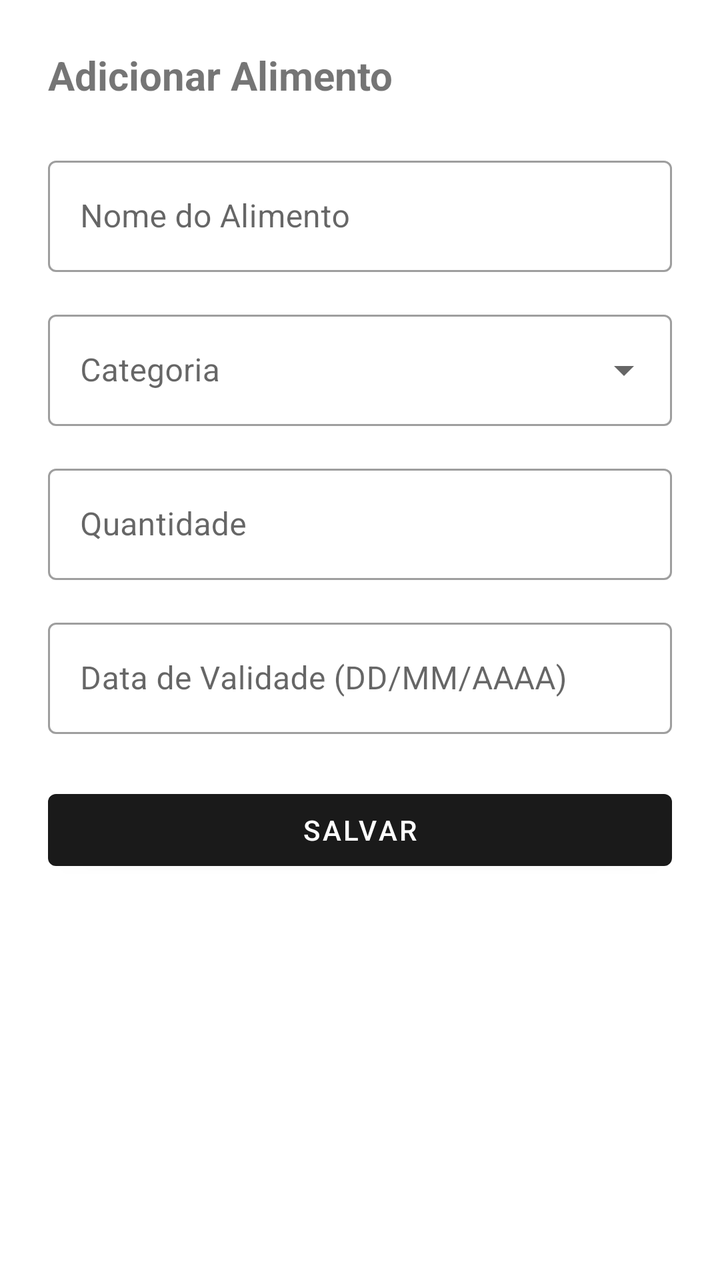
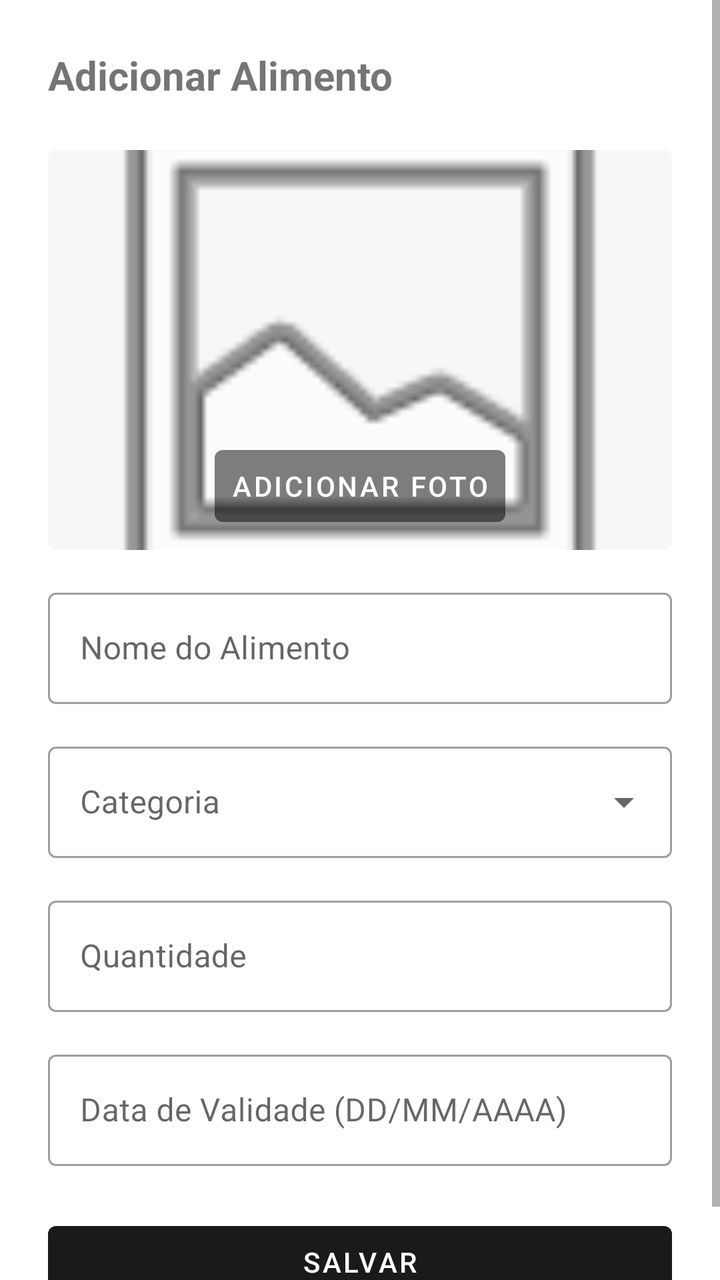

An Android layout rendered at two revisions. The XML below is the earlier revision; the diff shows what the commit changed to produce the second picture.
<!-- AndroidManifest.xml: application theme Theme.FoodGuard -->
<!-- res/layout/dialog_add_food.xml -->
<?xml version="1.0" encoding="utf-8"?>
<ScrollView xmlns:android="http://schemas.android.com/apk/res/android"
    xmlns:app="http://schemas.android.com/apk/res-auto"
    android:layout_width="match_parent"
    android:layout_height="wrap_content">

    <LinearLayout
        android:layout_width="match_parent"
        android:layout_height="wrap_content"
        android:orientation="vertical"
        android:padding="24dp">

        <TextView
            android:id="@+id/tvDialogTitle"
            android:layout_width="match_parent"
            android:layout_height="wrap_content"
            android:text="Adicionar Alimento"
            android:textSize="20sp"
            android:textStyle="bold"
            android:layout_marginBottom="24dp" />

        <com.google.android.material.textfield.TextInputLayout
            android:layout_width="match_parent"
            android:layout_height="wrap_content"
            android:hint="Nome do Alimento"
            style="@style/Widget.MaterialComponents.TextInputLayout.OutlinedBox">

            <com.google.android.material.textfield.TextInputEditText
                android:id="@+id/etFoodName"
                android:layout_width="match_parent"
                android:layout_height="wrap_content" />
        </com.google.android.material.textfield.TextInputLayout>

        <com.google.android.material.textfield.TextInputLayout
            android:id="@+id/tilCategory"
            style="@style/Widget.MaterialComponents.TextInputLayout.OutlinedBox.ExposedDropdownMenu"
            android:layout_width="match_parent"
            android:layout_height="wrap_content"
            android:layout_marginTop="16dp"
            android:hint="Categoria">

            <AutoCompleteTextView
                android:id="@+id/etCategory"
                android:layout_width="match_parent"
                android:layout_height="wrap_content"
                android:inputType="none" />
        </com.google.android.material.textfield.TextInputLayout>

        <com.google.android.material.textfield.TextInputLayout
            android:layout_width="match_parent"
            android:layout_height="wrap_content"
            android:layout_marginTop="16dp"
            android:hint="Quantidade"
            style="@style/Widget.MaterialComponents.TextInputLayout.OutlinedBox">

            <com.google.android.material.textfield.TextInputEditText
                android:id="@+id/etQuantity"
                android:layout_width="match_parent"
                android:layout_height="wrap_content" />
        </com.google.android.material.textfield.TextInputLayout>

        <com.google.android.material.textfield.TextInputLayout
            android:layout_width="match_parent"
            android:layout_height="wrap_content"
            android:layout_marginTop="16dp"
            android:hint="Data de Validade (DD/MM/AAAA)"
            style="@style/Widget.MaterialComponents.TextInputLayout.OutlinedBox">

            <com.google.android.material.textfield.TextInputEditText
                android:id="@+id/etExpirationDate"
                android:layout_width="match_parent"
                android:layout_height="wrap_content"
                android:inputType="date" />
        </com.google.android.material.textfield.TextInputLayout>

        <com.google.android.material.button.MaterialButton
            android:id="@+id/btnAdd"
            android:layout_width="match_parent"
            android:layout_height="wrap_content"
            android:layout_marginTop="24dp"
            android:text="Salvar"
            app:backgroundTint="@color/primary_black" />

    </LinearLayout>
</ScrollView>
<!-- resources referenced by this layout -->
<resources>
  <color name="primary_black">#1A1A1A</color>
  <style name="Theme.FoodGuard" parent="Base.Theme.FoodGuard" />
  <style name="Base.Theme.FoodGuard" parent="Theme.MaterialComponents.Light.NoActionBar">
          
          <item name="colorPrimary">@color/primary_black</item>
          <item name="colorPrimaryVariant">@color/black</item>
          <item name="colorOnPrimary">@color/white</item>
          
          <item name="colorSecondary">@color/secondary_black</item>
          <item name="colorSecondaryVariant">@color/black</item>
          <item name="colorOnSecondary">@color/white</item>
          
          <item name="android:statusBarColor">@color/white</item>
          <item name="android:windowLightStatusBar">true</item>
          
          <item name="android:windowBackground">@color/white</item>
      </style>
  <color name="black">#000000</color>
  <color name="white">#FFFFFF</color>
  <color name="secondary_black">#2D2D2D</color>
</resources>

<!-- the commit's change to res/layout/dialog_add_food.xml (unified diff, before → after) -->
@@ -18,6 +18,32 @@
             android:textSize="20sp"
             android:textStyle="bold"
             android:layout_marginBottom="24dp" />
+
+        <FrameLayout
+            android:layout_width="match_parent"
+            android:layout_height="200dp"
+            android:layout_marginBottom="16dp">
+
+            <com.google.android.material.imageview.ShapeableImageView
+                android:id="@+id/ivFoodPhoto"
+                android:layout_width="match_parent"
+                android:layout_height="match_parent"
+                android:scaleType="centerCrop"
+                android:src="@android:drawable/ic_menu_gallery"
+                android:background="@color/background_gray"
+                app:shapeAppearanceOverlay="@style/ShapeAppearance.MaterialComponents.MediumComponent" />
+
+            <com.google.android.material.button.MaterialButton
+                android:id="@+id/btnSelectPhoto"
+                style="@style/Widget.MaterialComponents.Button.TextButton"
+                android:layout_width="wrap_content"
+                android:layout_height="wrap_content"
+                android:layout_gravity="bottom|center_horizontal"
+                android:layout_marginBottom="8dp"
+                android:text="Adicionar Foto"
+                android:textColor="@color/white"
+                app:backgroundTint="#80000000" />
+        </FrameLayout>
 
         <com.google.android.material.textfield.TextInputLayout
             android:layout_width="match_parent"
<!-- resource entries referenced after the edit -->
@@ -1,5 +1,6 @@
 <!-- resources referenced by this layout -->
 <resources>
+  <color name="background_gray">#F7F7F7</color>
   <color name="primary_black">#1A1A1A</color>
   <style name="Theme.FoodGuard" parent="Base.Theme.FoodGuard" />
   <style name="Base.Theme.FoodGuard" parent="Theme.MaterialComponents.Light.NoActionBar">
